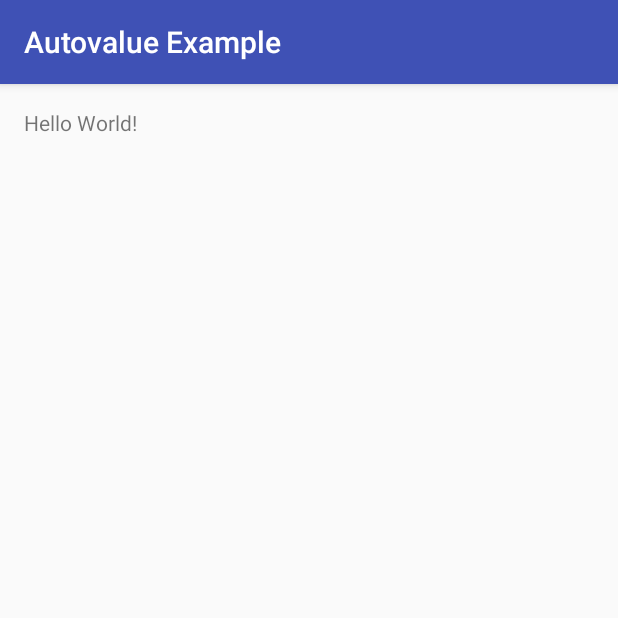
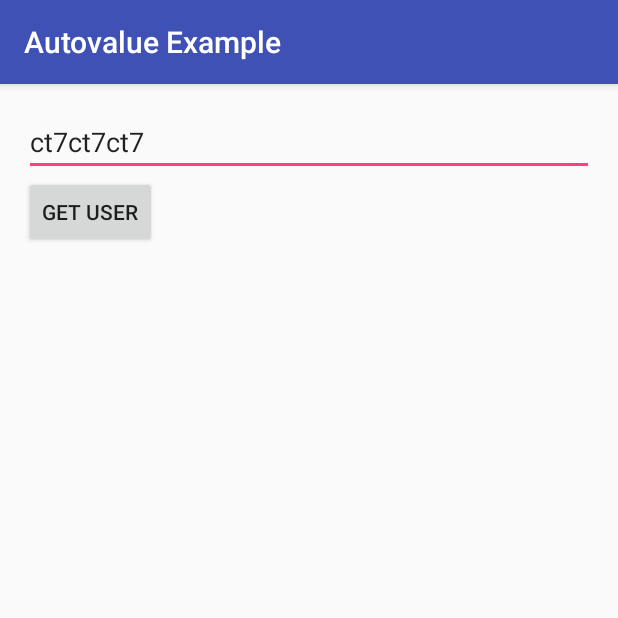
Before and after one commit to ct7ct7ct7/autovalue-example, an Android app: the screen it shows after launch (MainActivity), on a phone screen of 412 x 824 dp, the top half of it. Run offline under Robolectric (Android 15) with nearby library versions, the phone set to English and light mode, and no system bars; our stand-ins replace ButterKnife, RxJava; libraries missing offline, so code that uses them is left out: com.jakewharton.retrofit2, com.ryanharter.auto; 4 statements that could not run were skipped.

Commit message:
Added examples.

```diff
--- a/app/src/main/AndroidManifest.xml
+++ b/app/src/main/AndroidManifest.xml
@@ -1,6 +1,8 @@
 <?xml version="1.0" encoding="utf-8"?>
 <manifest package="com.github.ct7ct7ct7.autovalue_example"
           xmlns:android="http://schemas.android.com/apk/res/android">
+
+    <uses-permission android:name="android.permission.INTERNET"/>
 
     <application
         android:allowBackup="true"
--- a/app/src/main/java/com/github/ct7ct7ct7/autovalue_example/MainActivity.java
+++ b/app/src/main/java/com/github/ct7ct7ct7/autovalue_example/MainActivity.java
@@ -2,12 +2,53 @@ package com.github.ct7ct7ct7.autovalue_example;
 
 import android.support.v7.app.AppCompatActivity;
 import android.os.Bundle;
+import android.widget.EditText;
+import android.widget.TextView;
+
+import com.google.gson.Gson;
+import com.google.gson.GsonBuilder;
+import com.jakewharton.retrofit2.adapter.rxjava2.RxJava2CallAdapterFactory;
+
+import butterknife.BindView;
+import butterknife.ButterKnife;
+import butterknife.OnClick;
+import io.reactivex.android.schedulers.AndroidSchedulers;
+import io.reactivex.schedulers.Schedulers;
+import okhttp3.OkHttpClient;
+import retrofit2.Retrofit;
+import retrofit2.converter.gson.GsonConverterFactory;
 
 public class MainActivity extends AppCompatActivity {
+    @BindView(R.id.editText) EditText editText;
+    @BindView(R.id.textView) TextView textView;
+    ApiService apiService;
 
     @Override
     protected void onCreate(Bundle savedInstanceState) {
         super.onCreate(savedInstanceState);
         setContentView(R.layout.activity_main);
+        ButterKnife.bind(this);
+
+        OkHttpClient.Builder okBuilder = new OkHttpClient.Builder();
+        Gson gson = new GsonBuilder().registerTypeAdapterFactory(GsonAdapterFactory.create()).create();
+
+        Retrofit retrofit = new Retrofit.Builder()
+                .baseUrl("https://api.github.com/")
+                .client(okBuilder.build())
+                .addConverterFactory(GsonConverterFactory.create(gson))
+                .addCallAdapterFactory(RxJava2CallAdapterFactory.create())
+                .build();
+        apiService = retrofit.create(ApiService.class);
+    }
+
+    @OnClick(R.id.button)
+    public void buttonOnClick() {
+        apiService.getUser(editText.getText().toString())
+                .subscribeOn(Schedulers.io())
+                .observeOn(AndroidSchedulers.mainThread())
+                .subscribe(user -> {
+                    String content = "Name : " + user.userName() + "\n\n" + "Web Url : " + user.webUrl();
+                    textView.setText(content);
+                }, throwable -> textView.setText(throwable.getMessage()));
     }
 }
--- a/app/src/main/res/layout/activity_main.xml
+++ b/app/src/main/res/layout/activity_main.xml
@@ -1,18 +1,29 @@
 <?xml version="1.0" encoding="utf-8"?>
-<RelativeLayout
-    android:id="@+id/activity_main"
+<LinearLayout
     xmlns:android="http://schemas.android.com/apk/res/android"
-    xmlns:tools="http://schemas.android.com/tools"
     android:layout_width="match_parent"
     android:layout_height="match_parent"
+    android:orientation="vertical"
     android:paddingBottom="@dimen/activity_vertical_margin"
     android:paddingLeft="@dimen/activity_horizontal_margin"
     android:paddingRight="@dimen/activity_horizontal_margin"
-    android:paddingTop="@dimen/activity_vertical_margin"
-    tools:context="com.github.ct7ct7ct7.autovalue_example.MainActivity">
+    android:paddingTop="@dimen/activity_vertical_margin">
+
+    <EditText
+        android:id="@+id/editText"
+        android:layout_width="match_parent"
+        android:layout_height="wrap_content"
+        android:hint="Searched user account"
+        android:text="ct7ct7ct7"/>
+
+    <Button
+        android:id="@+id/button"
+        android:layout_width="wrap_content"
+        android:layout_height="wrap_content"
+        android:text="Get User"/>
 
     <TextView
+        android:id="@+id/textView"
         android:layout_width="wrap_content"
-        android:layout_height="wrap_content"
-        android:text="Hello World!"/>
-</RelativeLayout>
+        android:layout_height="wrap_content"/>
+</LinearLayout>
```
